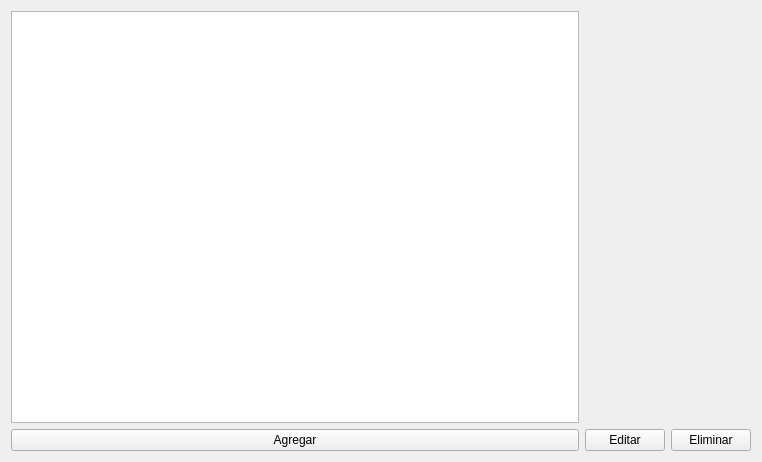
First picture: the form in Proyecto/Modulo_Cliente/Clientes.ui, repository PaulaCanales/Proyecto_Ventas, before the edit.
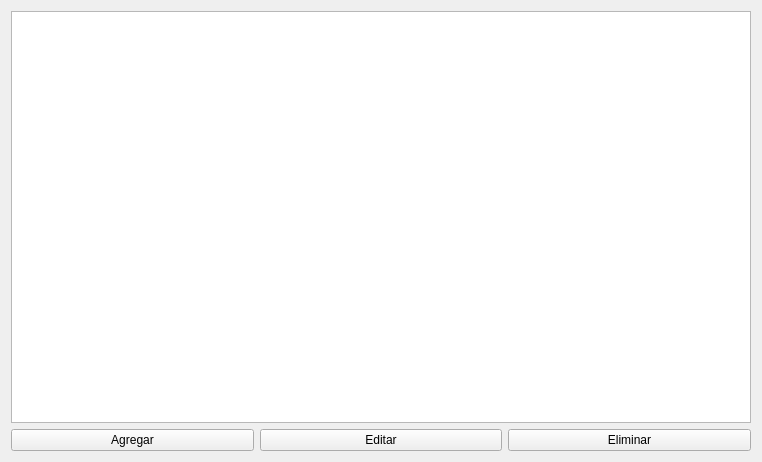
Second picture: the form after the edit.

Diff of the .ui file:
```diff
--- a/Proyecto/Modulo_Cliente/Clientes.ui
+++ b/Proyecto/Modulo_Cliente/Clientes.ui
@@ -34,25 +34,29 @@
     </widget>
    </item>
    <item row="1" column="0">
+    <layout class="QHBoxLayout" name="horizontalLayout">
+     <item>
     <widget class="QPushButton" name="pushButton">
      <property name="text">
       <string>Agregar</string>
      </property>
     </widget>
    </item>
-   <item row="1" column="1">
+     <item>
     <widget class="QPushButton" name="pushButton_2">
      <property name="text">
       <string>Editar</string>
      </property>
     </widget>
    </item>
-   <item row="1" column="2">
+     <item>
     <widget class="QPushButton" name="pushButton_3">
      <property name="text">
       <string>Eliminar</string>
      </property>
     </widget>
+     </item>
+    </layout>
    </item>
   </layout>
  </widget>
```
Lines whose indentation alone changed are shown as unchanged.
